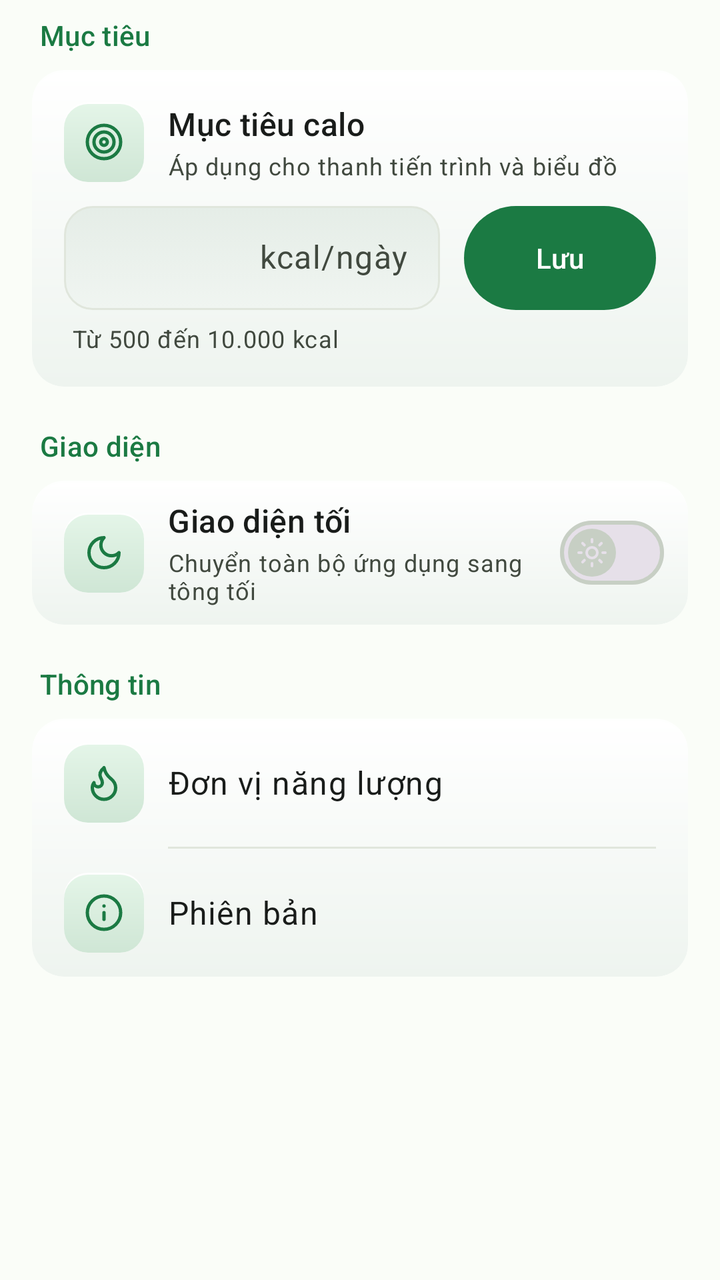
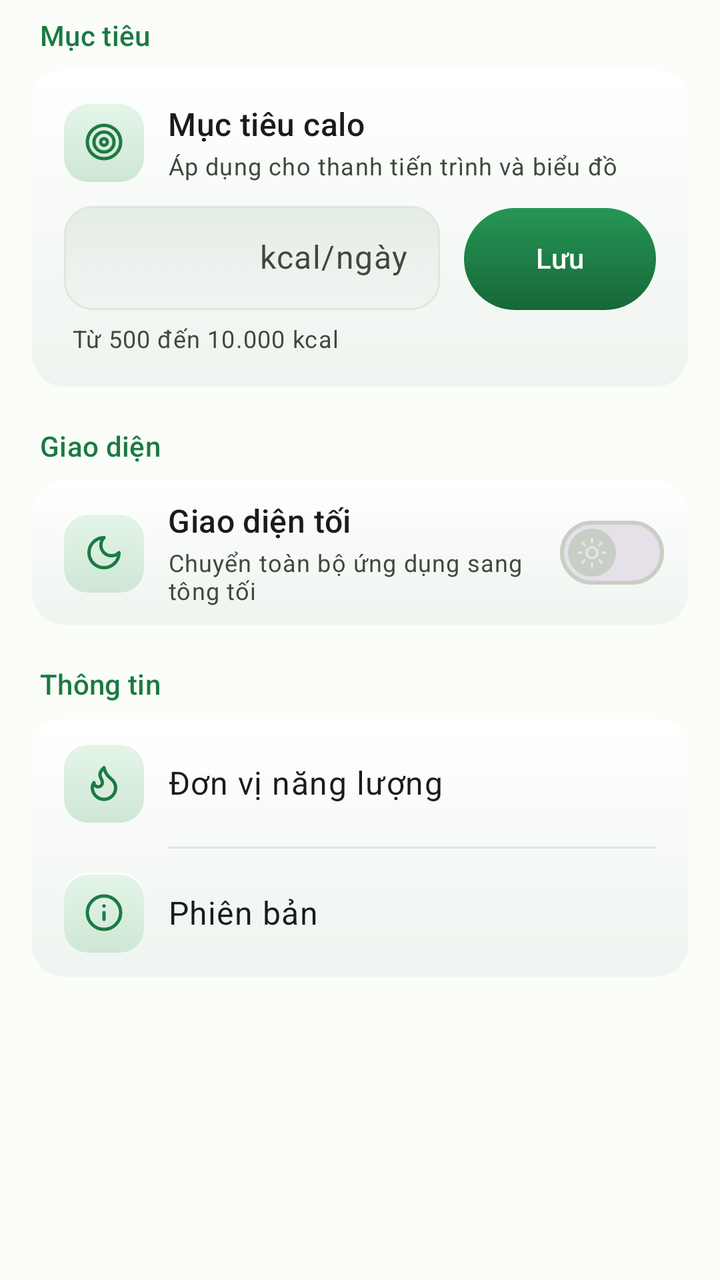

The first picture is an Android layout as it rendered before a commit; the second is the same layout after the commit. The layout source and the unified diff follow.
<!-- AndroidManifest.xml: application theme Theme.CaloTrack -->
<!-- res/layout/fragment_settings.xml -->
<?xml version="1.0" encoding="utf-8"?>
<ScrollView xmlns:android="http://schemas.android.com/apk/res/android"
    xmlns:app="http://schemas.android.com/apk/res-auto"
    android:layout_width="match_parent"
    android:layout_height="match_parent">

    <LinearLayout
        android:layout_width="match_parent"
        android:layout_height="wrap_content"
        android:orientation="vertical"
        android:paddingStart="@dimen/screen_padding"
        android:paddingTop="@dimen/space_8"
        android:paddingEnd="@dimen/screen_padding"
        android:paddingBottom="@dimen/space_24">

        
        <TextView
            style="@style/Widget.CaloTrack.SectionLabel"
            android:layout_width="wrap_content"
            android:layout_height="wrap_content"
            android:text="@string/section_goal" />

        <com.google.android.material.card.MaterialCardView
            android:layout_width="match_parent"
            android:layout_height="wrap_content"
            app:cardBackgroundColor="@android:color/transparent"
            app:cardCornerRadius="@dimen/radius_card"
            app:cardElevation="0dp"
            app:strokeWidth="0dp">

            <LinearLayout
                android:layout_width="match_parent"
                android:layout_height="wrap_content"
                android:background="@drawable/bg_card_surface"
                android:orientation="vertical"
                android:padding="@dimen/space_16">

                <LinearLayout
                    android:layout_width="match_parent"
                    android:layout_height="wrap_content"
                    android:gravity="center_vertical"
                    android:orientation="horizontal">

                    <ImageView
                        android:layout_width="40dp"
                        android:layout_height="40dp"
                        android:background="@drawable/bg_date_block"
                        android:importantForAccessibility="no"
                        android:padding="10dp"
                        android:src="@drawable/ic_target"
                        app:tint="?attr/colorPrimary" />

                    <LinearLayout
                        android:layout_width="0dp"
                        android:layout_height="wrap_content"
                        android:layout_marginStart="@dimen/space_12"
                        android:layout_weight="1"
                        android:orientation="vertical">

                        <TextView
                            android:layout_width="wrap_content"
                            android:layout_height="wrap_content"
                            android:text="@string/target_label"
                            android:textAppearance="?attr/textAppearanceTitleMedium"
                            android:textColor="?attr/colorOnSurface" />

                        <TextView
                            android:layout_width="wrap_content"
                            android:layout_height="wrap_content"
                            android:layout_marginTop="2dp"
                            android:text="@string/goal_desc"
                            android:textAppearance="?attr/textAppearanceBodySmall"
                            android:textColor="?attr/colorOnSurfaceVariant" />
                    </LinearLayout>
                </LinearLayout>

                <LinearLayout
                    android:layout_width="match_parent"
                    android:layout_height="wrap_content"
                    android:layout_marginTop="@dimen/space_12"
                    android:baselineAligned="false"
                    android:gravity="center_vertical"
                    android:orientation="horizontal">

                    <LinearLayout
                        android:id="@+id/target_input_container"
                        android:layout_width="0dp"
                        android:layout_height="52dp"
                        android:layout_weight="1"
                        android:background="@drawable/bg_target_input_field"
                        android:gravity="center_vertical"
                        android:orientation="horizontal"
                        android:paddingStart="@dimen/space_16"
                        android:paddingEnd="@dimen/space_16">

                        <com.google.android.material.textfield.TextInputEditText
                            android:id="@+id/et_target_calories"
                            android:layout_width="0dp"
                            android:layout_height="match_parent"
                            android:layout_weight="1"
                            android:background="@null"
                            android:fontFeatureSettings="tnum"
                            android:gravity="center_vertical"
                            android:imeOptions="actionDone"
                            android:includeFontPadding="false"
                            android:inputType="number"
                            android:maxLength="5"
                            android:padding="0dp"
                            android:textAppearance="?attr/textAppearanceBodyLarge"
                            android:textColor="?attr/colorOnSurface" />

                        <TextView
                            android:layout_width="wrap_content"
                            android:layout_height="wrap_content"
                            android:layout_marginStart="@dimen/space_8"
                            android:includeFontPadding="false"
                            android:text="kcal/ngày"
                            android:textAppearance="?attr/textAppearanceBodyLarge"
                            android:textColor="?attr/colorOnSurfaceVariant" />
                    </LinearLayout>

                    <com.google.android.material.button.MaterialButton
                        android:id="@+id/btn_save_target"
                        android:layout_width="wrap_content"
                        android:layout_height="52dp"
                        android:layout_marginStart="@dimen/space_12"
                        android:insetTop="0dp"
                        android:insetBottom="0dp"
                        android:minWidth="96dp"
                        android:stateListAnimator="@animator/uiverse_press_scale"
                        android:text="@string/save"
                        app:cornerRadius="26dp" />
                </LinearLayout>

                <TextView
                    android:layout_width="wrap_content"
                    android:layout_height="wrap_content"
                    android:layout_marginStart="@dimen/space_4"
                    android:layout_marginTop="6dp"
                    android:text="@string/target_range_hint"
                    android:textAppearance="?attr/textAppearanceBodySmall"
                    android:textColor="?attr/colorOnSurfaceVariant" />
            </LinearLayout>
        </com.google.android.material.card.MaterialCardView>

        
        <TextView
            style="@style/Widget.CaloTrack.SectionLabel"
            android:layout_width="wrap_content"
            android:layout_height="wrap_content"
            android:layout_marginTop="@dimen/space_20"
            android:text="@string/section_appearance" />

        <com.google.android.material.card.MaterialCardView
            android:layout_width="match_parent"
            android:layout_height="wrap_content"
            app:cardBackgroundColor="@android:color/transparent"
            app:cardCornerRadius="@dimen/radius_card"
            app:cardElevation="0dp"
            app:strokeWidth="0dp">

            <LinearLayout
                android:layout_width="match_parent"
                android:layout_height="wrap_content"
                android:background="@drawable/bg_card_surface"
                android:gravity="center_vertical"
                android:minHeight="72dp"
                android:orientation="horizontal"
                android:paddingStart="@dimen/space_16"
                android:paddingEnd="@dimen/space_12">

                <ImageView
                    android:id="@+id/iv_theme_icon"
                    android:layout_width="40dp"
                    android:layout_height="40dp"
                    android:background="@drawable/bg_date_block"
                    android:importantForAccessibility="no"
                    android:padding="10dp"
                    android:src="@drawable/ic_moon"
                    app:tint="?attr/colorPrimary" />

                <LinearLayout
                    android:layout_width="0dp"
                    android:layout_height="wrap_content"
                    android:layout_marginStart="@dimen/space_12"
                    android:layout_weight="1"
                    android:orientation="vertical">

                    <TextView
                        android:layout_width="wrap_content"
                        android:layout_height="wrap_content"
                        android:text="@string/dark_mode"
                        android:textAppearance="?attr/textAppearanceTitleMedium"
                        android:textColor="?attr/colorOnSurface" />

                    <TextView
                        android:layout_width="wrap_content"
                        android:layout_height="wrap_content"
                        android:layout_marginTop="2dp"
                        android:text="@string/dark_mode_desc"
                        android:textAppearance="?attr/textAppearanceBodySmall"
                        android:textColor="?attr/colorOnSurfaceVariant" />
                </LinearLayout>

                <com.google.android.material.materialswitch.MaterialSwitch
                    android:id="@+id/switch_dark_mode"
                    android:layout_width="wrap_content"
                    android:layout_height="wrap_content"
                    android:contentDescription="@string/dark_mode"
                    app:thumbIcon="@drawable/selector_switch_thumb_icon" />
            </LinearLayout>
        </com.google.android.material.card.MaterialCardView>

        
        <TextView
            style="@style/Widget.CaloTrack.SectionLabel"
            android:layout_width="wrap_content"
            android:layout_height="wrap_content"
            android:layout_marginTop="@dimen/space_20"
            android:text="@string/section_info" />

        <com.google.android.material.card.MaterialCardView
            android:layout_width="match_parent"
            android:layout_height="wrap_content"
            app:cardBackgroundColor="@android:color/transparent"
            app:cardCornerRadius="@dimen/radius_card"
            app:cardElevation="0dp"
            app:strokeWidth="0dp">

            <LinearLayout
                android:layout_width="match_parent"
                android:layout_height="wrap_content"
                android:background="@drawable/bg_card_surface"
                android:orientation="vertical">

                <LinearLayout
                    android:layout_width="match_parent"
                    android:layout_height="64dp"
                    android:gravity="center_vertical"
                    android:orientation="horizontal"
                    android:paddingStart="@dimen/space_16"
                    android:paddingEnd="@dimen/space_16">

                    <ImageView
                        android:layout_width="40dp"
                        android:layout_height="40dp"
                        android:background="@drawable/bg_date_block"
                        android:importantForAccessibility="no"
                        android:padding="10dp"
                        android:src="@drawable/ic_flame"
                        app:tint="?attr/colorPrimary" />

                    <TextView
                        android:layout_width="0dp"
                        android:layout_height="wrap_content"
                        android:layout_marginStart="@dimen/space_12"
                        android:layout_weight="1"
                        android:text="@string/unit_label"
                        android:textAppearance="?attr/textAppearanceBodyLarge"
                        android:textColor="?attr/colorOnSurface" />

                    <TextView
                        android:id="@+id/tv_unit_value"
                        android:layout_width="wrap_content"
                        android:layout_height="wrap_content"
                        android:textAppearance="?attr/textAppearanceBodyLarge"
                        android:textColor="?attr/colorOnSurfaceVariant" />
                </LinearLayout>

                <View
                    android:layout_width="match_parent"
                    android:layout_height="1dp"
                    android:layout_marginStart="68dp"
                    android:layout_marginEnd="@dimen/space_16"
                    android:background="?attr/colorOutlineVariant" />

                <LinearLayout
                    android:layout_width="match_parent"
                    android:layout_height="64dp"
                    android:gravity="center_vertical"
                    android:orientation="horizontal"
                    android:paddingStart="@dimen/space_16"
                    android:paddingEnd="@dimen/space_16">

                    <ImageView
                        android:layout_width="40dp"
                        android:layout_height="40dp"
                        android:background="@drawable/bg_date_block"
                        android:importantForAccessibility="no"
                        android:padding="10dp"
                        android:src="@drawable/ic_info"
                        app:tint="?attr/colorPrimary" />

                    <TextView
                        android:layout_width="0dp"
                        android:layout_height="wrap_content"
                        android:layout_marginStart="@dimen/space_12"
                        android:layout_weight="1"
                        android:text="@string/label_version"
                        android:textAppearance="?attr/textAppearanceBodyLarge"
                        android:textColor="?attr/colorOnSurface" />

                    <TextView
                        android:id="@+id/tv_version_value"
                        android:layout_width="wrap_content"
                        android:layout_height="wrap_content"
                        android:fontFeatureSettings="tnum"
                        android:textAppearance="?attr/textAppearanceBodyLarge"
                        android:textColor="?attr/colorOnSurfaceVariant" />
                </LinearLayout>
            </LinearLayout>
        </com.google.android.material.card.MaterialCardView>

    </LinearLayout>
</ScrollView>
<!-- resources referenced by this layout -->
<resources>
  <dimen name="radius_card">16dp</dimen>
  <dimen name="screen_padding">16dp</dimen>
  <dimen name="space_12">12dp</dimen>
  <dimen name="space_16">16dp</dimen>
  <dimen name="space_20">20dp</dimen>
  <dimen name="space_24">24dp</dimen>
  <dimen name="space_4">4dp</dimen>
  <dimen name="space_8">8dp</dimen>
  <!-- drawable selector_switch_thumb_icon (drawable) -->
  <?xml version="1.0" encoding="utf-8"?>
  <selector xmlns:android="http://schemas.android.com/apk/res/android">
      <item android:drawable="@drawable/ic_moon" android:state_checked="true" />
      <item android:drawable="@drawable/ic_sun" />
  </selector>
  <string name="dark_mode">Giao diện tối</string>
  <string name="dark_mode_desc">Chuyển toàn bộ ứng dụng sang tông tối</string>
  <string name="goal_desc">Áp dụng cho thanh tiến trình và biểu đồ</string>
  <string name="label_version">Phiên bản</string>
  <string name="save">Lưu</string>
  <string name="section_appearance">Giao diện</string>
  <string name="section_goal">Mục tiêu</string>
  <string name="section_info">Thông tin</string>
  <string name="target_label">Mục tiêu calo</string>
  <string name="target_range_hint">Từ 500 đến 10.000 kcal</string>
  <string name="unit_label">Đơn vị năng lượng</string>
  <color name="card_rim_top">#E6FFFFFF</color>
  <color name="card_grad_bottom">#EEF4EF</color>
  <color name="card_grad_top">#FFFFFF</color>
  <color name="badge_grad_bottom">#CFE6D5</color>
  <color name="badge_grad_top">#E4F5E8</color>
  <color name="inset_well_bottom">#F0F5F1</color>
  <color name="inset_well_top">#E5EDE7</color>
  <dimen name="radius_field">14dp</dimen>
  <color name="proto_primary">#1b7a43</color>
  <color name="proto_on_primary">#ffffff</color>
  <color name="proto_primary_container">#c9f2cf</color>
  <color name="proto_on_primary_container">#05421f</color>
  <color name="proto_secondary_container">#d9ece0</color>
  <color name="proto_on_secondary_container">#21363a</color>
  <color name="proto_surface">#fafdf8</color>
  <color name="proto_on_surface">#191c1a</color>
  <color name="proto_surface_variant">#eef2ea</color>
  <color name="proto_on_surface_variant">#41493f</color>
  <color name="proto_surface_container">#f2f5ef</color>
  <color name="proto_surface_container_high">#e9eee5</color>
  <color name="proto_outline">#c7cfc4</color>
  <color name="proto_outline_variant">#e0e6dc</color>
  <color name="proto_error">#ba1a1a</color>
  <color name="proto_error_container">#ffdad6</color>
  <style name="Widget.CaloTrack.BottomNavigationView" parent="Widget.Material3.BottomNavigationView">
          <item name="itemActiveIndicatorStyle">@style/Widget.CaloTrack.BottomNavActiveIndicator</item>
      </style>
  <style name="Widget.CaloTrack.BottomNavActiveIndicator" parent="Widget.Material3.BottomNavigationView.ActiveIndicator">
          <item name="android:color">?attr/colorSecondaryContainer</item>
      </style>
  <!-- unchanged entries left out for length: 10 -->
</resources>

<!-- the commit's change to res/layout/fragment_settings.xml (unified diff, before → after) -->
@@ -124,11 +124,14 @@
                         android:layout_width="wrap_content"
                         android:layout_height="52dp"
                         android:layout_marginStart="@dimen/space_12"
+                        android:background="@drawable/bg_btn_primary_softtech"
                         android:insetTop="0dp"
                         android:insetBottom="0dp"
                         android:minWidth="96dp"
                         android:stateListAnimator="@animator/uiverse_press_scale"
                         android:text="@string/save"
+                        android:textColor="?attr/colorOnPrimary"
+                        app:backgroundTint="@null"
                         app:cornerRadius="26dp" />
                 </LinearLayout>
 
<!-- resource entries referenced after the edit -->
@@ -8,6 +8,26 @@
   <dimen name="space_24">24dp</dimen>
   <dimen name="space_4">4dp</dimen>
   <dimen name="space_8">8dp</dimen>
+  <!-- drawable bg_btn_primary_softtech (drawable) -->
+  <?xml version="1.0" encoding="utf-8"?>
+  <layer-list xmlns:android="http://schemas.android.com/apk/res/android">
+      <item>
+          <shape android:shape="rectangle">
+              <solid android:color="@color/btn_primary_rim" />
+              <corners android:radius="26dp" />
+          </shape>
+      </item>
+      <item android:top="1.2dp">
+          <shape android:shape="rectangle">
+              <gradient
+                  android:angle="270"
+                  android:endColor="@color/btn_primary_bottom"
+                  android:startColor="@color/btn_primary_top"
+                  android:type="linear" />
+              <corners android:radius="26dp" />
+          </shape>
+      </item>
+  </layer-list>
   <!-- drawable selector_switch_thumb_icon (drawable) -->
   <?xml version="1.0" encoding="utf-8"?>
   <selector xmlns:android="http://schemas.android.com/apk/res/android">
@@ -25,6 +45,9 @@
   <string name="target_label">Mục tiêu calo</string>
   <string name="target_range_hint">Từ 500 đến 10.000 kcal</string>
   <string name="unit_label">Đơn vị năng lượng</string>
+  <color name="btn_primary_rim">#59FFFFFF</color>
+  <color name="btn_primary_bottom">#166838</color>
+  <color name="btn_primary_top">#259655</color>
   <color name="card_rim_top">#E6FFFFFF</color>
   <color name="card_grad_bottom">#EEF4EF</color>
   <color name="card_grad_top">#FFFFFF</color>
